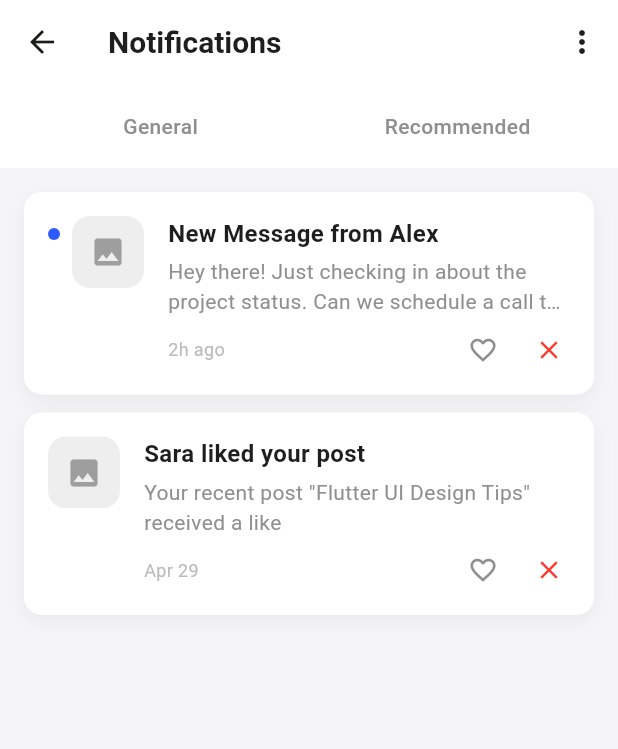
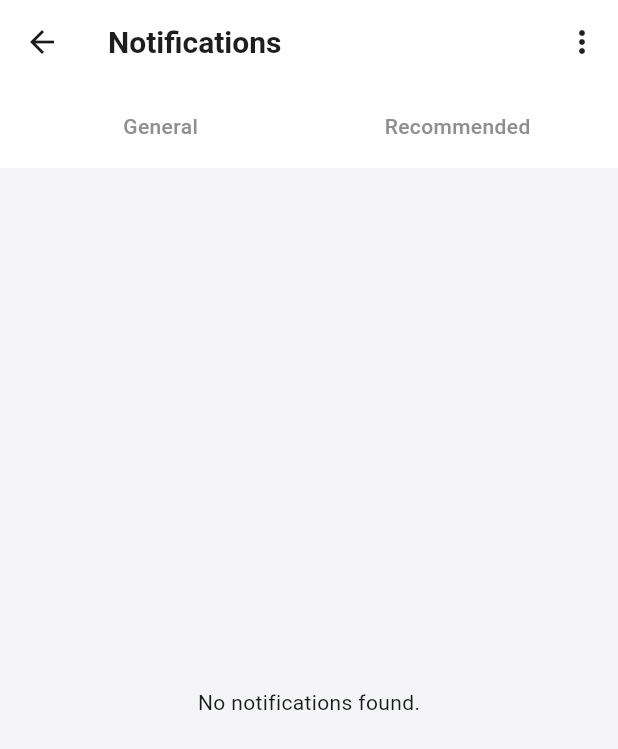
Before and after one commit to Vainyala17/LocalServiceFinder, a Flutter app: the NotificationPage screen opened directly, on a phone screen of 412 x 824 dp. Shown: the top 749 px of the screen. Run offline on Flutter 3.47's test engine with Material 3 defaults, Android fonts, the light colour scheme and no system bars; our stand-ins replace cloud_firestore, firebase_auth, firebase_core, google_fonts; accounts and stored records are empty.

Commit message:
Notification funcationality

```diff
--- a/lib/HomePage.dart
+++ b/lib/HomePage.dart
@@ -18,8 +18,11 @@ class _HomePageState extends State<HomePage> {
   @override
   void initState() {
     super.initState();
-    Provider.of<NotificationProvider>(context, listen: false).fetchNotifications();
+    WidgetsBinding.instance.addPostFrameCallback((_) {
+      Provider.of<NotificationProvider>(context, listen: false).fetchNotifications();
+    });
   }
+
 
   int _selectedIndex = 0;
 
--- a/lib/NotificationPage.dart
+++ b/lib/NotificationPage.dart
@@ -84,6 +84,15 @@ class NotificationPage extends StatelessWidget {
 
   @override
   Widget build(BuildContext context) {
+    final user = FirebaseAuth.instance.currentUser;
+    final userId = user?.uid;
+
+    if (userId == null) {
+      return const Scaffold(
+        body: Center(child: Text('User not logged in')),
+      );
+    }
+
     return Scaffold(
       backgroundColor: const Color(0xFFF5F5F7),
       appBar: AppBar(
@@ -137,30 +146,21 @@ class NotificationPage extends StatelessWidget {
         children: [
           _buildTabSelector(context),
           Expanded(
-            child: StreamBuilder<QuerySnapshot>(
-              stream: FirebaseFirestore.instance
-                  .collection('notifications')
-                  .where('type', isEqualTo: notificationType)
-                  .orderBy('timestamp', descending: true)
-                  .snapshots(),
-              builder: (context, snapshot) {
-                // Add example notification if no data or still loading
-                if (snapshot.connectionState == ConnectionState.waiting ||
-                    !snapshot.hasData ||
-                    snapshot.data!.docs.isEmpty) {
+            child: Consumer<NotificationProvider>(
+              builder: (context, provider, child) {
+                final notifications = provider.notifications
+                    .where((n) => n['type'] == notificationType)
+                    .toList();
 
-                  return _buildExampleNotifications();
+                if (notifications.isEmpty) {
+                  return const Center(child: Text('No notifications found.'));
                 }
 
-                return ListView.separated(
-                  padding: const EdgeInsets.symmetric(vertical: 16),
-                  itemCount: snapshot.data!.docs.length,
-                  separatorBuilder: (context, index) => const SizedBox(height: 12),
+                return ListView.builder(
+                  itemCount: notifications.length,
                   itemBuilder: (context, index) {
-                    final doc = snapshot.data!.docs[index];
-                    final data = doc.data() as Map<String, dynamic>;
-
-                    return _buildNotificationCard(context, data, doc.id);
+                    final notif = notifications[index];
+                    return _buildNotificationCard(context, notif, notif['id']);
                   },
                 );
               },
--- a/lib/main.dart
+++ b/lib/main.dart
@@ -10,8 +10,12 @@ import 'notification_provider.dart';
 
 void main() async {
   WidgetsFlutterBinding.ensureInitialized();
-  final String currentUserId = FirebaseAuth.instance.currentUser!.uid;
-  await Firebase.initializeApp();
+  await Firebase.initializeApp(); // Must come before any Firebase call
+
+  // Optionally handle null safely
+  final User? user = FirebaseAuth.instance.currentUser;
+  final String? currentUserId = user?.uid;
+
   runApp(
     MultiProvider(
       providers: [
@@ -21,6 +25,7 @@ void main() async {
     ),
   );
 }
+
 
 class MyApp extends StatelessWidget {
   const MyApp({super.key});
--- a/lib/notification_provider.dart
+++ b/lib/notification_provider.dart
@@ -8,6 +8,7 @@ class NotificationProvider with ChangeNotifier {
   List<Map<String, dynamic>> get notifications => _notifications;
 
   Future<void> fetchNotifications() async {
+    try {
       final user = FirebaseAuth.instance.currentUser;
       if (user == null) return;
 
@@ -24,7 +25,12 @@ class NotificationProvider with ChangeNotifier {
       }).toList();
 
       notifyListeners();
+    } catch (e) {
+      print('Error fetching notifications: $e');
+      // Optionally notifyListeners with error state if needed
     }
+  }
+
 
   void refreshNotifications() {
     fetchNotifications(); // Just calls fetch again
```
Lines whose indentation alone changed are shown as unchanged.
